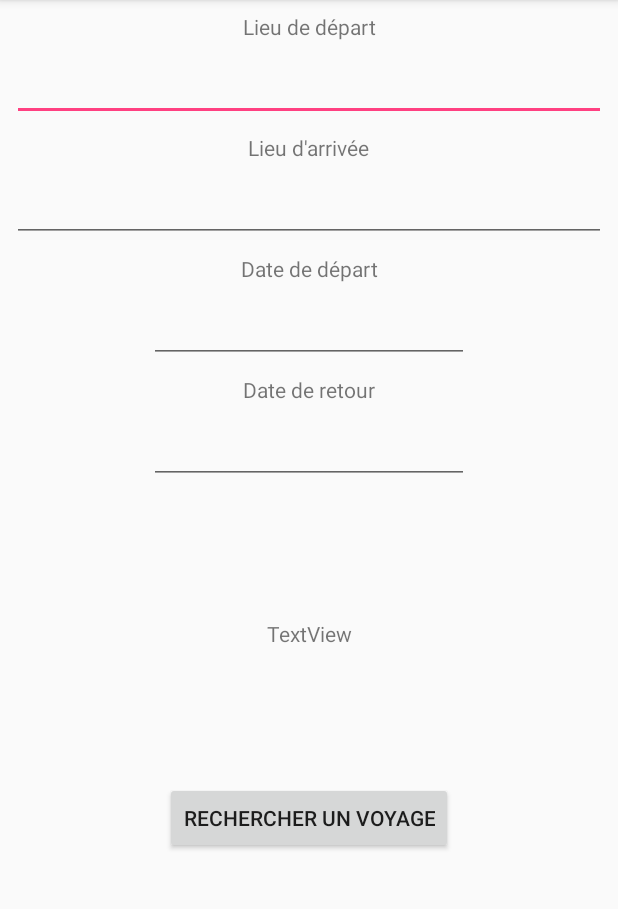
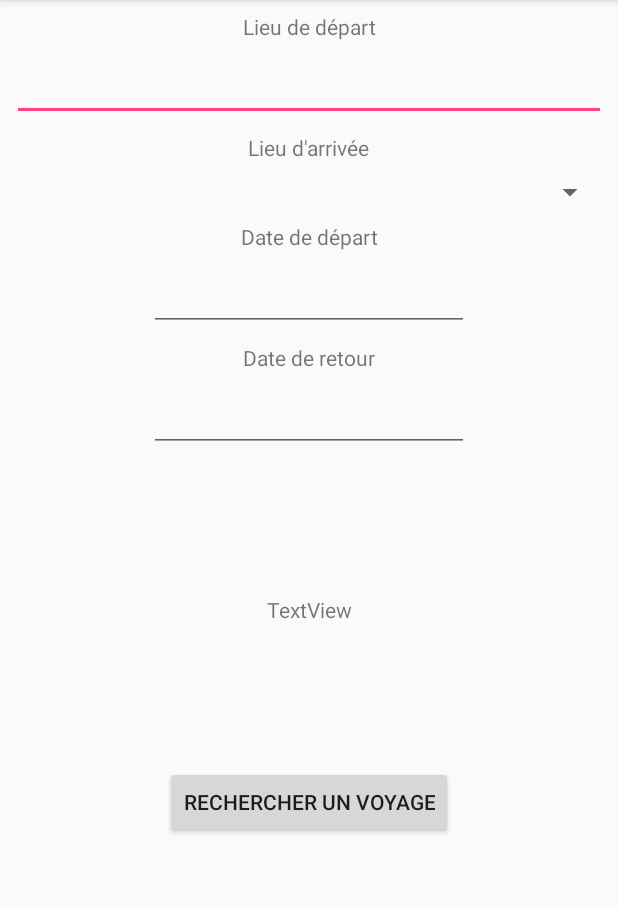
Before and after one commit to quent176/TOU-0917-ANDROID-checkpoint5android, an Android app: the screen it shows after launch (SearchFlightActivity), after a tap on "RECHERCHER UN VOYAGE", on a phone screen of 412 x 824 dp, the part 84-993 px from its top. Run offline under Robolectric (Android 15) with nearby library versions, the phone set to English and light mode, and no system bars; our stand-ins replace Firebase (no records; nobody signed in at launch, a user with empty details on screens opened directly).

Commit message:
make list for flights

```diff
--- a/app/src/main/java/fr/wcs/wcstravel/SearchFlightActivity.java
+++ b/app/src/main/java/fr/wcs/wcstravel/SearchFlightActivity.java
@@ -8,6 +8,7 @@ import android.widget.ArrayAdapter;
 import android.widget.AutoCompleteTextView;
 import android.widget.Button;
 import android.widget.EditText;
+import android.widget.Spinner;
 import android.widget.Toast;
 
 import com.google.firebase.database.DataSnapshot;
@@ -21,12 +22,15 @@ import java.util.ArrayList;
 public class SearchFlightActivity extends AppCompatActivity {
 
     private EditText mEditDepartureDate, mEditReturnDate;
-    private AutoCompleteTextView mEditDeparturePlace, mEditArrivalPlace;
+    private AutoCompleteTextView mEditDeparturePlace;
+    private Spinner mEditArrivalPlace;
     private DatabaseReference mAirportDB;
 
-    private ArrayAdapter<String> airportAdapter = null;
-    private AutoCompleteTextView autoCompleteSearchUsers;
-    private ArrayList<String> listAirport = new ArrayList<>();
+    private ArrayAdapter<String> airportAdapterDeparture = null;
+    private ArrayList<String> listAirportDeparture = new ArrayList<>();
+
+    private ArrayAdapter<String> airportAdapterArrival = null;
+    private ArrayList<String> listAirportArrival = new ArrayList<>();
 
     @Override
     protected void onCreate(Bundle savedInstanceState) {
@@ -46,13 +50,27 @@ public class SearchFlightActivity extends AppCompatActivity {
         mAirportDB.orderByChild("value").addValueEventListener(new ValueEventListener() {
             @Override
             public void onDataChange(DataSnapshot dataSnapshot) {
-                listAirport.clear();
+                listAirportDeparture.clear();
                 for (DataSnapshot data : dataSnapshot.getChildren()) {
                     AirportModel airportModel = data.getValue(AirportModel.class);
-                    listAirport.add(airportModel.getLabel());
+                    listAirportDeparture.add(airportModel.getLabel());
+                    //Spinner getting only NYC
+                    if(airportModel.getLabel().contains("NYC")) {
+                        listAirportArrival.add(airportModel.getLabel());
+                    }
                 }
-                airportAdapter = new ArrayAdapter<String>(SearchFlightActivity.this, R.layout.search_box, R.id.tvHintCompletion, listAirport);
-                mEditDeparturePlace.setAdapter(airportAdapter);
+                //add  to autocompletionview and remove NYC from the list
+                airportAdapterDeparture = new ArrayAdapter<String>(SearchFlightActivity.this, R.layout.search_box, R.id.tvHintCompletion, listAirportDeparture);
+                mEditDeparturePlace.setAdapter(airportAdapterDeparture);
+                for (int i = 0; i < listAirportDeparture.size(); i++)
+                {
+                    if (listAirportDeparture.get(i).contains("NYC")){
+                        listAirportDeparture.remove(i);
+                    }
+                }
+                //Spinner getting only NYC - see above with Firebase
+                airportAdapterArrival = new ArrayAdapter<String>(SearchFlightActivity.this, R.layout.support_simple_spinner_dropdown_item, listAirportArrival);
+                mEditArrivalPlace.setAdapter(airportAdapterArrival);
             }
 
             @Override
@@ -71,10 +89,10 @@ public class SearchFlightActivity extends AppCompatActivity {
         buttonSearch.setOnClickListener(new View.OnClickListener() {
             @Override
             public void onClick(View view) {
-                if (mEditDeparturePlace.getText().toString().trim().isEmpty() || mEditArrivalPlace.getText().toString().trim().isEmpty()) {
+                if (mEditDeparturePlace.getText().toString().trim().isEmpty() || mEditArrivalPlace.getSelectedItem().toString().trim().isEmpty()) {
                     Toast.makeText(SearchFlightActivity.this, "Veuillez remplir le lieu de départ et d'arrivée", Toast.LENGTH_SHORT).show();
                 } else {
-                    TravelModel travelModel = new TravelModel(mEditDeparturePlace.getText().toString(), mEditArrivalPlace.getText().toString(), datePicker.getTheDate(), datePicker2.getTheDate());
+                    TravelModel travelModel = new TravelModel(mEditDeparturePlace.getText().toString(), mEditArrivalPlace.getSelectedItem().toString(), datePicker.getTheDate(), datePicker2.getTheDate());
                     Intent intent = new Intent(SearchFlightActivity.this, ResultFlightActivity.class);
                     intent.putExtra("TheTravel", travelModel);
                     startActivity(intent);
--- a/app/src/main/res/layout/activity_search_flight.xml
+++ b/app/src/main/res/layout/activity_search_flight.xml
@@ -44,15 +44,13 @@
         app:layout_constraintStart_toStartOf="parent"
         app:layout_constraintTop_toBottomOf="@+id/edit_departure_place"/>
 
-    <AutoCompleteTextView
+    <Spinner
         android:id="@+id/edit_arrival_place"
         android:layout_width="0dp"
         android:layout_height="wrap_content"
         android:layout_marginEnd="8dp"
         android:layout_marginStart="8dp"
         android:layout_marginTop="8dp"
-        android:completionHintView="@layout/search_box"
-        android:completionThreshold="1"
         app:layout_constraintEnd_toEndOf="parent"
         app:layout_constraintHorizontal_bias="0.503"
         app:layout_constraintStart_toStartOf="parent"
```
